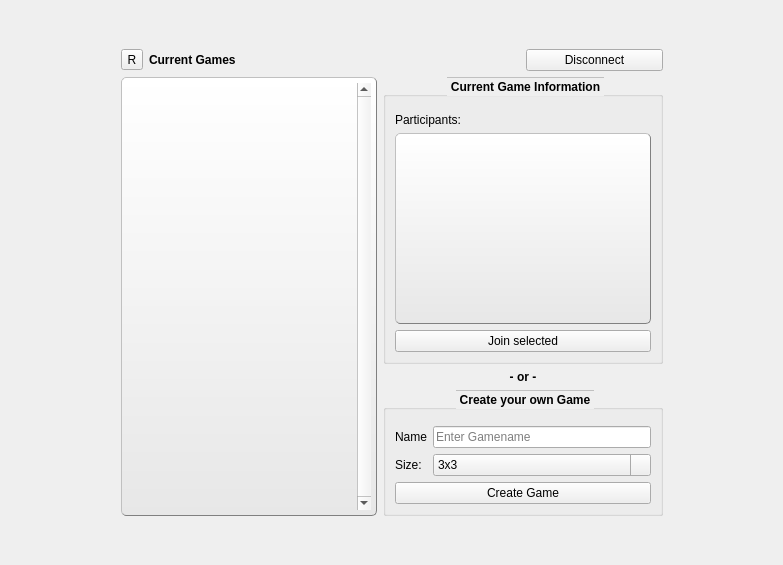
Above: QTClient/ui/LobbyWidget.ui from stapelberg/vsy-bullshit before the change. Below: the same form after it.
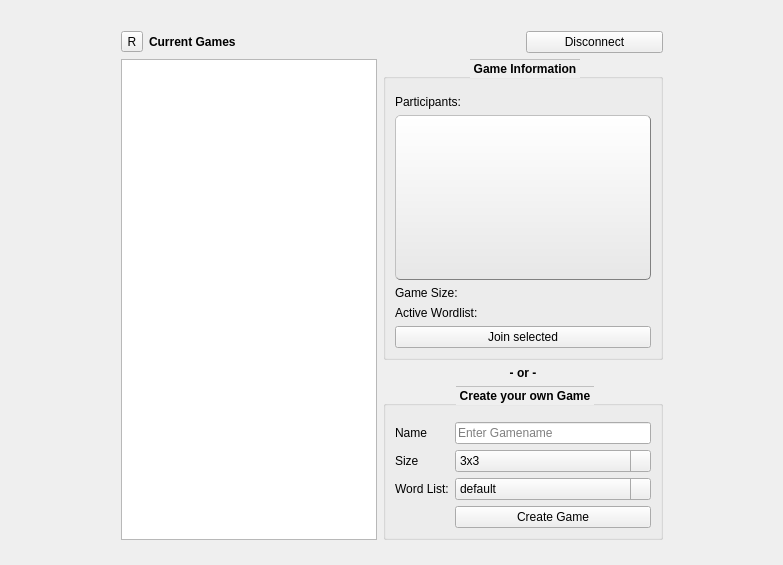
That is the form after the change. Icons and pictures are not drawn.

Commit message: Added Wordlist selection

```diff
--- a/QTClient/ui/LobbyWidget.ui
+++ b/QTClient/ui/LobbyWidget.ui
@@ -105,16 +105,10 @@
    <item row="2" column="1" rowspan="3" colspan="2">
     <widget class="QListWidget" name="currentGamesList">
      <property name="styleSheet">
-      <string notr="true">background-color: qlineargradient(spread:pad, x1:1, y1:1, x2:1, y2:0, stop:0 rgba(231, 231, 231, 255), stop:1 rgba(255, 255, 255, 255));
-  border-style: outset;
-     border-width: 1px;
-     border-radius: 5px;
-     border-color: gray;
-padding: 5px;
-</string>
+      <string notr="true"/>
      </property>
      <property name="verticalScrollBarPolicy">
-      <enum>Qt::ScrollBarAlwaysOn</enum>
+      <enum>Qt::ScrollBarAsNeeded</enum>
      </property>
      <property name="horizontalScrollBarPolicy">
       <enum>Qt::ScrollBarAlwaysOff</enum>
@@ -150,7 +144,7 @@
 </string>
      </property>
      <property name="title">
-      <string>Current Game Information</string>
+      <string>Game Information</string>
      </property>
      <layout class="QGridLayout" name="gridLayout_2">
       <property name="topMargin">
@@ -192,7 +186,7 @@
         </property>
        </widget>
       </item>
-      <item row="2" column="0" colspan="2">
+      <item row="4" column="0" colspan="2">
        <widget class="QPushButton" name="joinGameButton">
         <property name="styleSheet">
          <string notr="true">QPushButton::pressed {
@@ -204,6 +198,50 @@
         </property>
        </widget>
       </item>
+      <item row="3" column="0">
+       <widget class="QLabel" name="label_6">
+        <property name="styleSheet">
+         <string notr="true">background:transparent;
+border:0px;</string>
+        </property>
+        <property name="text">
+         <string>Active Wordlist:</string>
+        </property>
+       </widget>
+      </item>
+      <item row="2" column="0">
+       <widget class="QLabel" name="label_8">
+        <property name="styleSheet">
+         <string notr="true">background:transparent;
+border:0px;</string>
+        </property>
+        <property name="text">
+         <string>Game Size:</string>
+        </property>
+       </widget>
+      </item>
+      <item row="2" column="1">
+       <widget class="QLabel" name="gameSizeInfo">
+        <property name="styleSheet">
+         <string notr="true">background:transparent;
+border:0px;</string>
+        </property>
+        <property name="text">
+         <string/>
+        </property>
+       </widget>
+      </item>
+      <item row="3" column="1">
+       <widget class="QLabel" name="wordlistInfo">
+        <property name="styleSheet">
+         <string notr="true">background:transparent;
+border:0px;</string>
+        </property>
+        <property name="text">
+         <string/>
+        </property>
+       </widget>
+      </item>
      </layout>
     </widget>
    </item>
@@ -278,7 +316,7 @@
 border:0px;</string>
         </property>
         <property name="text">
-         <string>Size:</string>
+         <string>Size</string>
         </property>
        </widget>
       </item>
@@ -328,7 +366,49 @@
         </item>
        </widget>
       </item>
-      <item row="3" column="0" colspan="2">
+      <item row="3" column="1">
+       <widget class="QComboBox" name="wordList">
+        <property name="styleSheet">
+         <string notr="true"> QComboBox::drop-down {
+     subcontrol-origin: padding;
+     subcontrol-position: top right;
+     width: 15px;
+
+     border-left-width: 1px;
+     border-left-color: darkgray;
+     border-left-style: solid; /* just a single line */
+     border-top-right-radius: 3px; /* same radius as the QComboBox */
+     border-bottom-right-radius: 3px;
+ }
+
+ QComboBox::down-arrow {
+     image: url(:/Bingo/dropdown.png);
+ }
+
+ QComboBox::down-arrow:on { /* shift the arrow when popup is open */
+     top: 1px;
+     left: 1px;
+ }</string>
+        </property>
+        <item>
+         <property name="text">
+          <string>default</string>
+         </property>
+        </item>
+       </widget>
+      </item>
+      <item row="3" column="0">
+       <widget class="QLabel" name="label_5">
+        <property name="styleSheet">
+         <string notr="true">background:transparent;
+border:0px;</string>
+        </property>
+        <property name="text">
+         <string>Word List:</string>
+        </property>
+       </widget>
+      </item>
+      <item row="4" column="1">
        <widget class="QPushButton" name="createGame">
         <property name="styleSheet">
          <string notr="true">QPushButton::pressed {
```
The commit also changes 19 other files.
